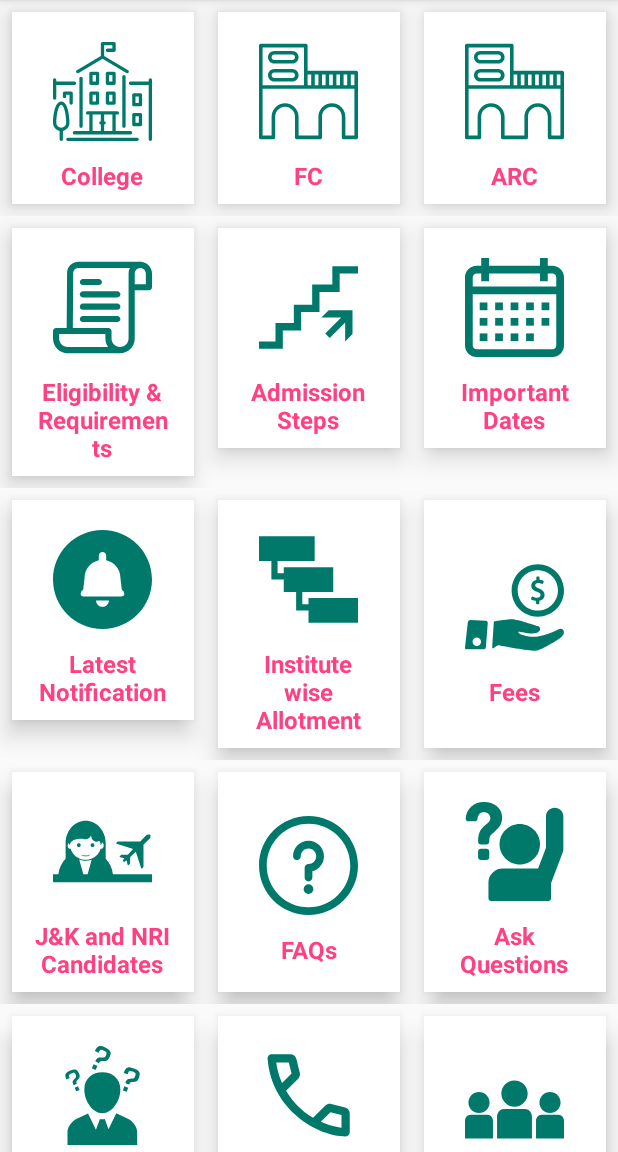
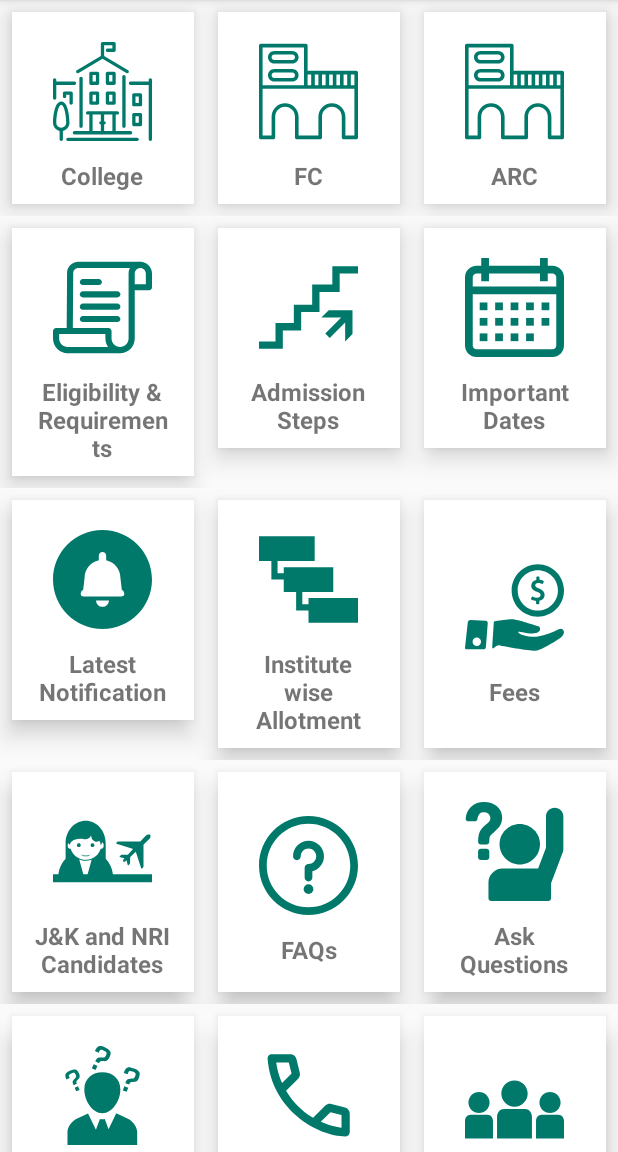
Before and after one commit to zaid-khan/DTE-Admission-Public-Repo, an Android app: the screen it shows after launch (MainActivity), on a phone screen of 412 x 824 dp, the part 84-1236 px from its top. Run offline under Robolectric (Android 15) with nearby library versions, the phone set to English and light mode, and no system bars.

Commit message:
Updated Home Screen UI.

```diff
--- a/app/src/main/res/layout/activity_main.xml
+++ b/app/src/main/res/layout/activity_main.xml
@@ -38,7 +38,6 @@
                     android:layout_height="wrap_content"
                     android:gravity="center"
                     android:text="@string/college"
-                    android:textColor="@color/colorAccent"
                     android:textSize="16sp"
                     android:textStyle="bold" />
             </LinearLayout>
@@ -67,7 +66,6 @@
                     android:layout_height="wrap_content"
                     android:gravity="center"
                     android:text="@string/fc"
-                    android:textColor="@color/colorAccent"
                     android:textSize="16sp"
                     android:textStyle="bold" />
             </LinearLayout>
@@ -96,7 +94,6 @@
                     android:layout_height="wrap_content"
                     android:gravity="center"
                     android:text="@string/arc"
-                    android:textColor="@color/colorAccent"
                     android:textSize="16sp"
                     android:textStyle="bold" />
             </LinearLayout>
@@ -133,7 +130,6 @@
                     android:layout_height="wrap_content"
                     android:gravity="center"
                     android:text="@string/eligibility_requirements"
-                    android:textColor="@color/colorAccent"
                     android:textSize="16sp"
                     android:textStyle="bold" />
             </LinearLayout>
@@ -163,7 +159,6 @@
                     android:layout_height="wrap_content"
                     android:gravity="center"
                     android:text="@string/admission_steps"
-                    android:textColor="@color/colorAccent"
                     android:textSize="16sp"
                     android:textStyle="bold" />
             </LinearLayout>
@@ -193,7 +188,6 @@
                     android:layout_height="wrap_content"
                     android:gravity="center"
                     android:text="@string/important_dates"
-                    android:textColor="@color/colorAccent"
                     android:textSize="16sp"
                     android:textStyle="bold" />
             </LinearLayout>
@@ -231,7 +225,6 @@
                     android:layout_height="wrap_content"
                     android:gravity="center"
                     android:text="@string/latest_notification"
-                    android:textColor="@color/colorAccent"
                     android:textSize="16sp"
                     android:textStyle="bold" />
             </LinearLayout>
@@ -261,7 +254,6 @@
                     android:layout_height="wrap_content"
                     android:gravity="center"
                     android:text="@string/institute_wise_allotment"
-                    android:textColor="@color/colorAccent"
                     android:textSize="16sp"
                     android:textStyle="bold" />
             </LinearLayout>
@@ -291,7 +283,6 @@
                     android:layout_height="wrap_content"
                     android:gravity="center"
                     android:text="@string/fees"
-                    android:textColor="@color/colorAccent"
                     android:textSize="16sp"
                     android:textStyle="bold" />
             </LinearLayout>
@@ -329,7 +320,6 @@
                     android:layout_height="wrap_content"
                     android:gravity="center"
                     android:text="@string/j_k_and_nri_candidates"
-                    android:textColor="@color/colorAccent"
                     android:textSize="16sp"
                     android:textStyle="bold" />
             </LinearLayout>
@@ -359,7 +349,6 @@
                     android:layout_height="wrap_content"
                     android:gravity="center"
                     android:text="@string/faqs"
-                    android:textColor="@color/colorAccent"
                     android:textSize="16sp"
                     android:textStyle="bold" />
             </LinearLayout>
@@ -389,7 +378,6 @@
                     android:layout_height="wrap_content"
                     android:gravity="center"
                     android:text="@string/ask_questions"
-                    android:textColor="@color/colorAccent"
                     android:textSize="16sp"
                     android:textStyle="bold" />
             </LinearLayout>
@@ -427,7 +415,6 @@
                     android:layout_height="wrap_content"
                     android:gravity="center"
                     android:text="@string/my_questions"
-                    android:textColor="@color/colorAccent"
                     android:textSize="16sp"
                     android:textStyle="bold" />
             </LinearLayout>
@@ -457,7 +444,6 @@
                     android:layout_height="wrap_content"
                     android:gravity="center"
                     android:text="@string/contact_dte"
-                    android:textColor="@color/colorAccent"
                     android:textSize="16sp"
                     android:textStyle="bold" />
             </LinearLayout>
@@ -487,7 +473,6 @@
                     android:layout_height="wrap_content"
                     android:gravity="center"
                     android:text="@string/developers"
-                    android:textColor="@color/colorAccent"
                     android:textSize="16sp"
                     android:textStyle="bold" />
             </LinearLayout>
```
